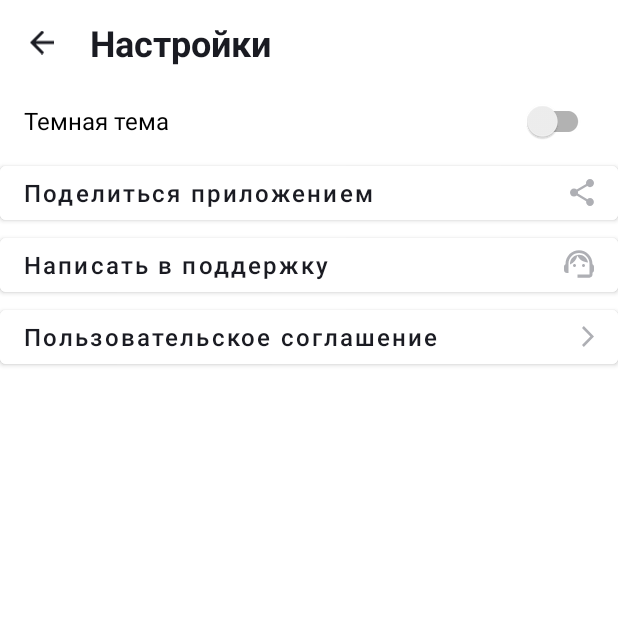
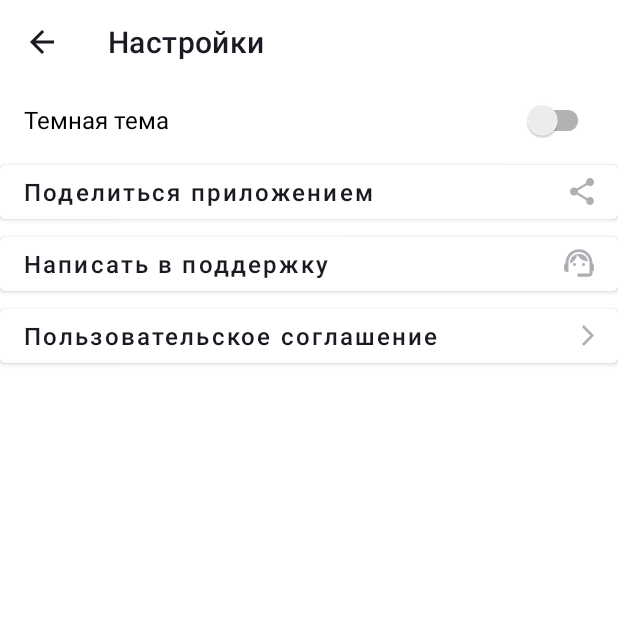
Before and after one commit to BegemotKotei/Playlist-Maker, an Android app: the SettingsActivity screen opened directly, with no data from a screen before it, on a phone screen of 412 x 824 dp, the top half of it. Run offline under Robolectric (Android 15) with nearby library versions, the phone set to English and light mode, and no system bars.

Commit message:
version 1.2 fix: исправил лайауты на тулбар

```diff
--- a/app/src/main/java/com/example/playlistmaker/SettingsActivity.kt
+++ b/app/src/main/java/com/example/playlistmaker/SettingsActivity.kt
@@ -1,21 +1,20 @@
 package com.example.playlistmaker
 
-import android.annotation.SuppressLint
 import android.os.Bundle
-import android.widget.ImageView
-import androidx.activity.enableEdgeToEdge
 import androidx.appcompat.app.AppCompatActivity
+import androidx.appcompat.widget.Toolbar
 import androidx.core.view.ViewCompat
 import androidx.core.view.WindowInsetsCompat
 
 class SettingsActivity : AppCompatActivity() {
-    @SuppressLint("MissingInflatedId")
     override fun onCreate(savedInstanceState: Bundle?) {
         super.onCreate(savedInstanceState)
-        enableEdgeToEdge()
         setContentView(R.layout.activity_settings)
 
-        val backButton = findViewById<ImageView>(R.id.arrow_back_settings)
+        val toolbar = findViewById<Toolbar>(R.id.tool_bar_settings)
+        setSupportActionBar(toolbar)
+        supportActionBar!!.setDisplayHomeAsUpEnabled(true)
+        supportActionBar!!.setDisplayShowTitleEnabled(true)
 
         ViewCompat.setOnApplyWindowInsetsListener(findViewById(R.id.tool_bar_settings)) { v, insets ->
             val systemBars = insets.getInsets(WindowInsetsCompat.Type.systemBars())
@@ -23,7 +22,7 @@ class SettingsActivity : AppCompatActivity() {
             insets
         }
 
-        backButton.setOnClickListener {
+        toolbar.setNavigationOnClickListener {
             finish()
         }
     }
--- a/app/src/main/res/layout/activity_settings.xml
+++ b/app/src/main/res/layout/activity_settings.xml
@@ -1,42 +1,19 @@
 <?xml version="1.0" encoding="utf-8"?>
 <LinearLayout xmlns:android="http://schemas.android.com/apk/res/android"
     xmlns:app="http://schemas.android.com/apk/res-auto"
-    xmlns:tools="http://schemas.android.com/tools"
     android:layout_width="match_parent"
     android:layout_height="match_parent"
     android:background="@color/white"
     android:orientation="vertical">
 
-    <LinearLayout
+    <androidx.appcompat.widget.Toolbar
         android:id="@+id/tool_bar_settings"
         android:layout_width="match_parent"
         android:layout_height="wrap_content"
-        android:background="@color/white">
+        app:navigationIcon="@drawable/arrow_back"
+        app:title="@string/settings"
+        app:titleTextColor="@color/black" />
 
-        <ImageView
-            android:id="@+id/arrow_back_settings"
-            android:layout_width="wrap_content"
-            android:layout_height="match_parent"
-            android:layout_marginStart="@dimen/o_20dp"
-            android:layout_marginTop="@dimen/o_12dp"
-            android:layout_marginEnd="@dimen/o_12dp"
-            android:layout_marginBottom="@dimen/o_12dp"
-            android:src="@drawable/arrow_back"
-            tools:ignore="ContentDescription,InvalidId" />
-
-        <TextView
-            android:layout_width="wrap_content"
-            android:layout_height="match_parent"
-            android:layout_marginStart="@dimen/o_12dp"
-            android:layout_marginTop="@dimen/o_12dp"
-            android:layout_marginBottom="@dimen/o_12dp"
-            android:gravity="center"
-            android:text="@string/settings"
-            android:textColor="@color/black"
-            android:textSize="@dimen/o_24sp"
-            android:textStyle="bold" />
-
-    </LinearLayout>
 
     <androidx.appcompat.widget.SwitchCompat
         android:layout_width="match_parent"
```
Also changed, not shown: app/src/main/java/com/example/playlistmaker/MediaLibraryActivity.kt (+6 -7 lines), app/src/main/java/com/example/playlistmaker/SearchActivity.kt (+6 -9 lines), app/src/main/res/layout/activity_media_library.xml (+5 -27 lines), app/src/main/res/layout/activity_serarch.xml (+5 -27 lines).
